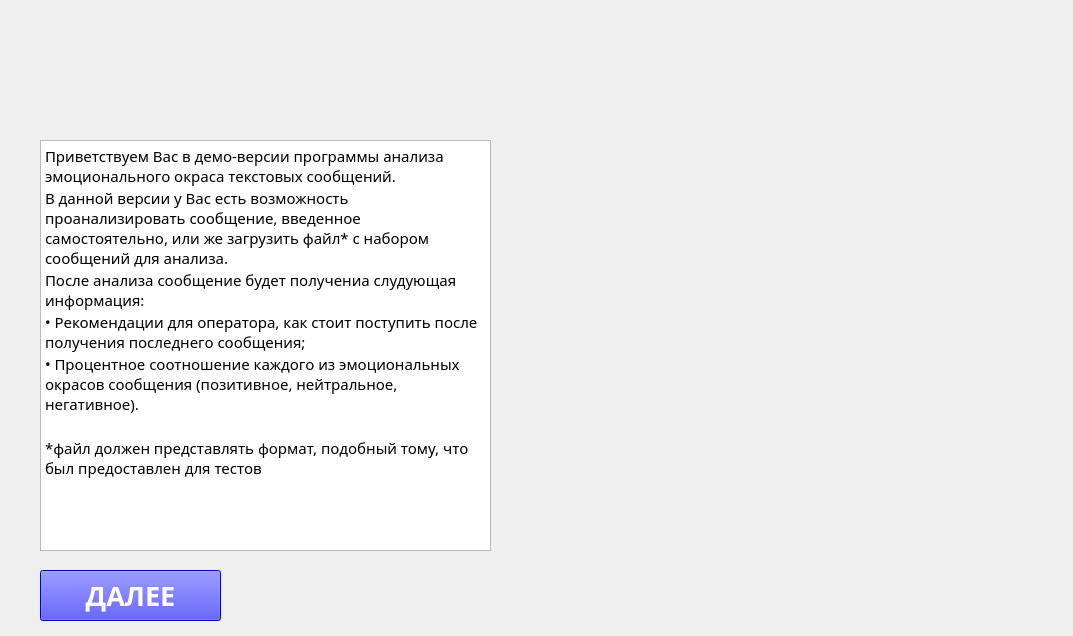
Before: the Qt Designer form design/StartHelpWindowDesign.ui in KirillBuiko/FinadaysTestEmotionColor, drawn with Qt 5.
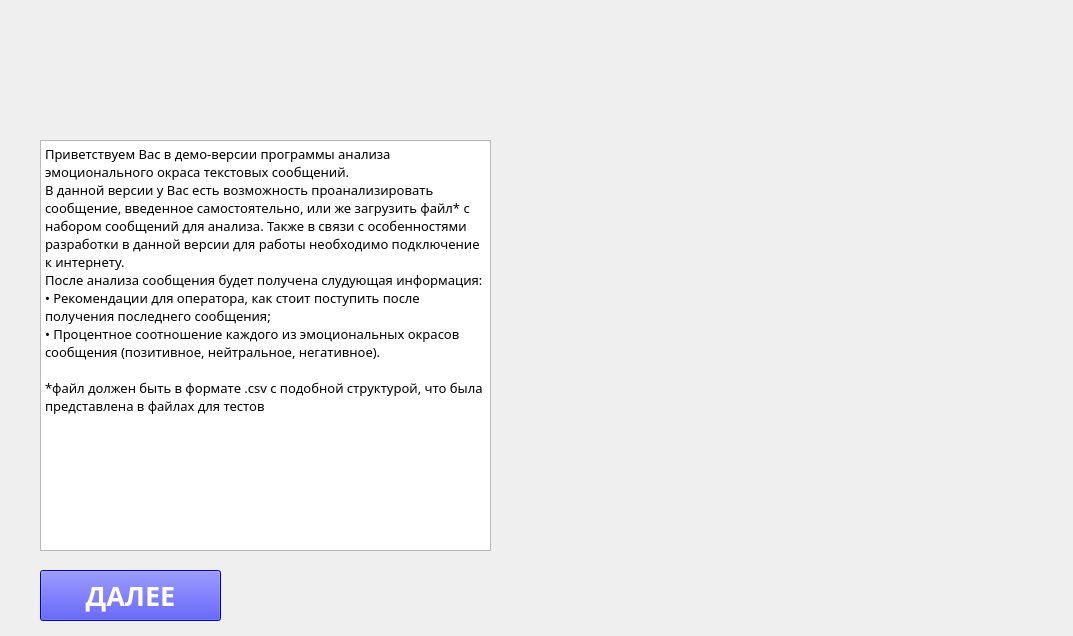
After: the same form once the commit is applied. Icons and pictures are not drawn.

The edit to the form file:
```diff
--- a/design/StartHelpWindowDesign.ui
+++ b/design/StartHelpWindowDesign.ui
@@ -68,7 +68,7 @@
     <property name="font">
      <font>
       <family>Bahnschrift</family>
-      <pointsize>11</pointsize>
+      <pointsize>10</pointsize>
      </font>
     </property>
     <property name="readOnly">
@@ -76,12 +76,12 @@
     </property>
     <property name="plainText">
      <string>Приветствуем Вас в демо-версии программы анализа эмоционального окраса текстовых сообщений.
-В данной версии у Вас есть возможность проанализировать сообщение, введенное самостоятельно, или же загрузить файл* с набором сообщений для анализа.
-После анализа сообщение будет получениа слудующая информация:
+В данной версии у Вас есть возможность проанализировать сообщение, введенное самостоятельно, или же загрузить файл* с набором сообщений для анализа. Также в связи с особенностями разработки в данной версии для работы необходимо подключение к интернету. 
+После анализа сообщения будет получена слудующая информация:
 • Рекомендации для оператора, как стоит поступить после получения последнего сообщения;
 • Процентное соотношение каждого из эмоциональных окрасов сообщения (позитивное, нейтральное, негативное).
 
-*файл должен представлять формат, подобный тому, что был предоставлен для тестов</string>
+*файл должен быть в формате .csv с подобной структурой, что была представлена в файлах для тестов</string>
     </property>
    </widget>
   </widget>
```
